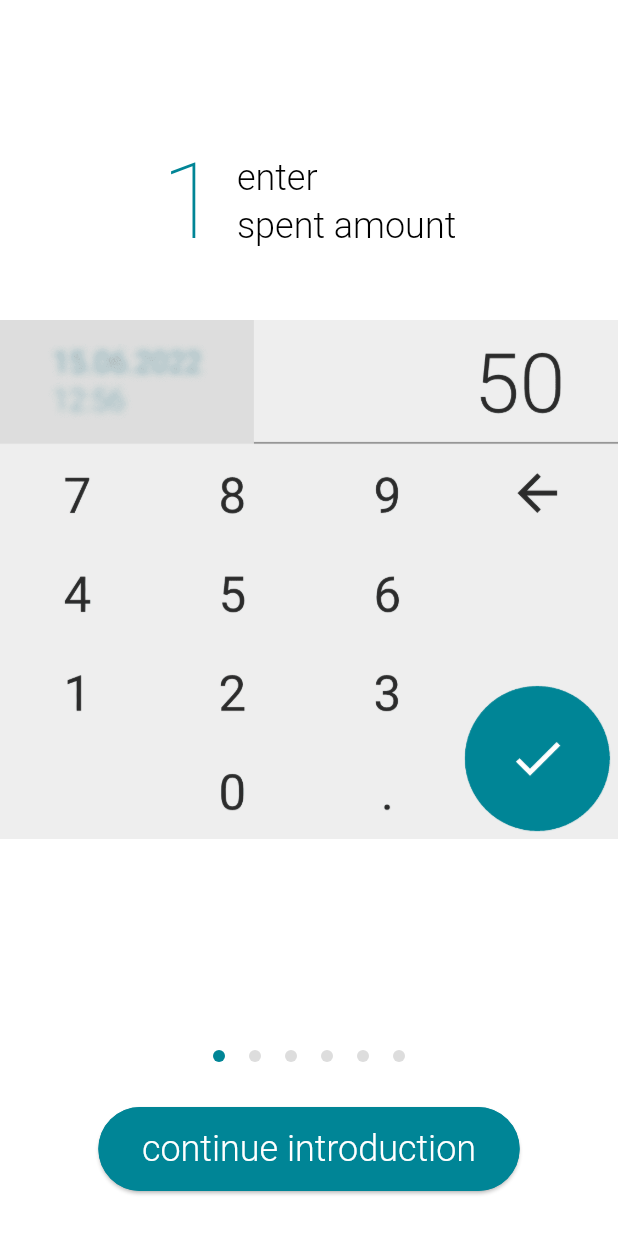
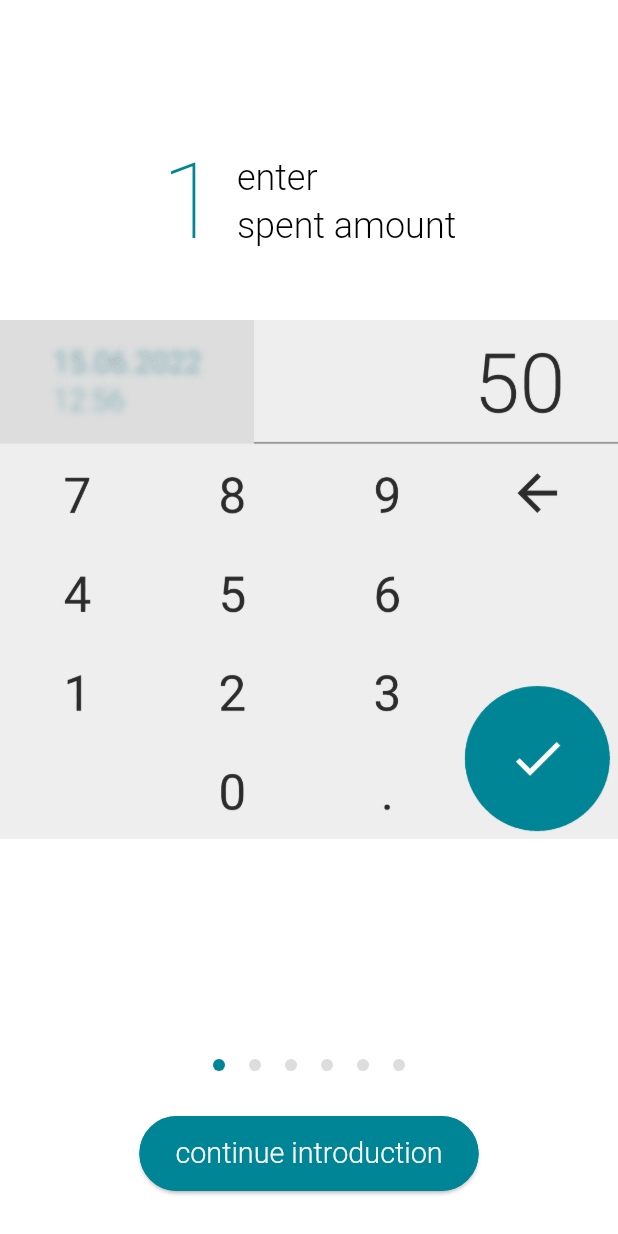
Before and after one commit to iSVDi/expenso, a Flutter app: the screen it shows after launch, on a phone screen of 412 x 824 dp. Run offline on Flutter 3.47's test engine with Material 3 defaults, Android fonts, the phone set to English and light mode, and no system bars; our stand-ins replace circular_countdown_timer, flutter_bloc, focused_menu, objectbox, shared_preferences, syncfusion_flutter_charts; missing offline and left inert: group_list_view; generated files the repository leaves out were written again; Roboto replaces fonts that are missing (SF Pro).

Commit message:
fix alert layout, background color for popup menu item

```diff
--- a/lib/common/views/rounded_button.dart
+++ b/lib/common/views/rounded_button.dart
@@ -36,12 +36,15 @@ class RoundedButton extends StatelessWidget {
         .headlineSmall
         ?.copyWith(color: textColor, fontWeight: FontWeight.w300);
 
-    double horizontalPadding = 5;
     double verticalPadding = 12;
     var child = Padding(
-        padding: EdgeInsets.symmetric(
-            horizontal: horizontalPadding, vertical: verticalPadding),
-        child: Text(text, style: textStyle));
+      padding: EdgeInsets.symmetric(vertical: verticalPadding),
+      child: Text(
+        text,
+        textScaler: const TextScaler.linear(0.8),
+        style: textStyle,
+      ),
+    );
     var button =
         ElevatedButton(onPressed: onPressed, style: buttonStyle, child: child);
     return button;
--- a/lib/common/views/select_categories_list/select_categories_list.dart
+++ b/lib/common/views/select_categories_list/select_categories_list.dart
@@ -1,3 +1,4 @@
+import 'package:expenso/common/views/common_focused_menu_item.dart';
 import 'package:expenso/theme/theme_provider.dart';
 import "package:flutter/material.dart";
 import 'package:focused_menu/focused_menu.dart';
@@ -152,12 +153,12 @@ class SelectCategoriesListState extends State<SelectCategoriesList> {
       child: listTile,
     );
 
-    var editItem = FocusedMenuItem(
+    var editItem = CommonFocusedMenuItem(context: context,
       title: const Text("Edit"),
       onPressed: () => _showEditCategorySheet(context, category),
     );
 
-    var deleteItem = FocusedMenuItem(
+    var deleteItem = CommonFocusedMenuItem(context: context,
       title: const Text("Delete"),
       onPressed: () => _interactor.deleteCategory(category: category),
     );
```
Also changed, not shown: lib/common/views/common_focused_menu_item.dart (added, +21 -0 lines), lib/modules/history/views/history.dart (+5 -2 lines), lib/modules/main/views/transactions_list/transactions_list.dart (+8 -4 lines).
